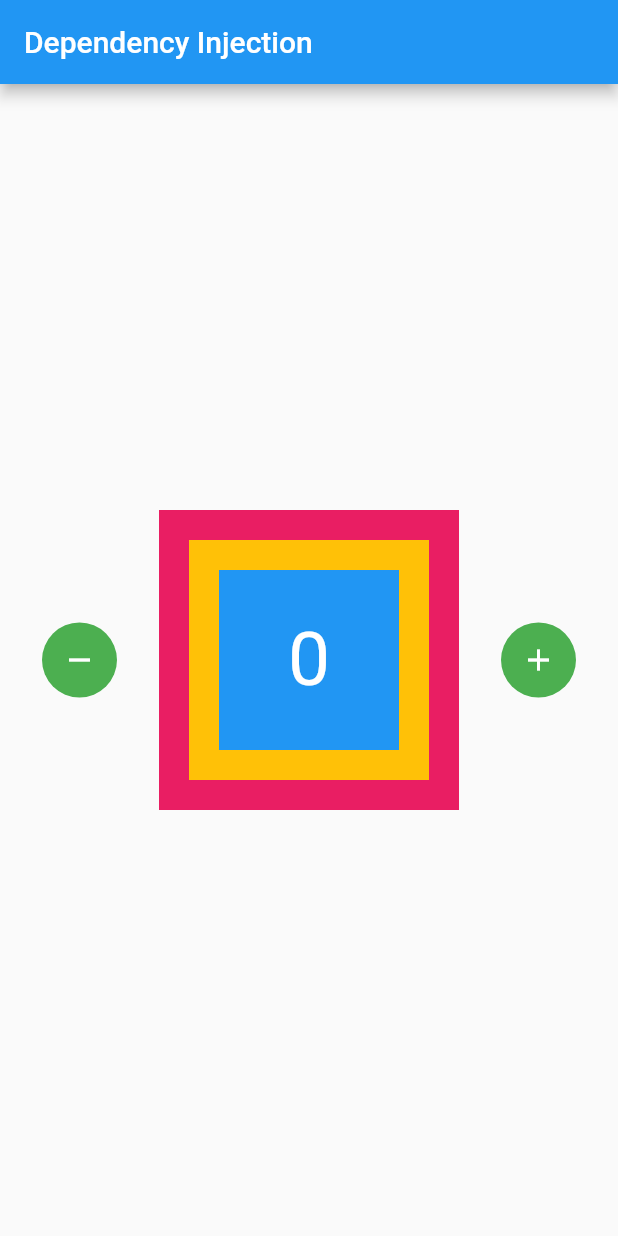
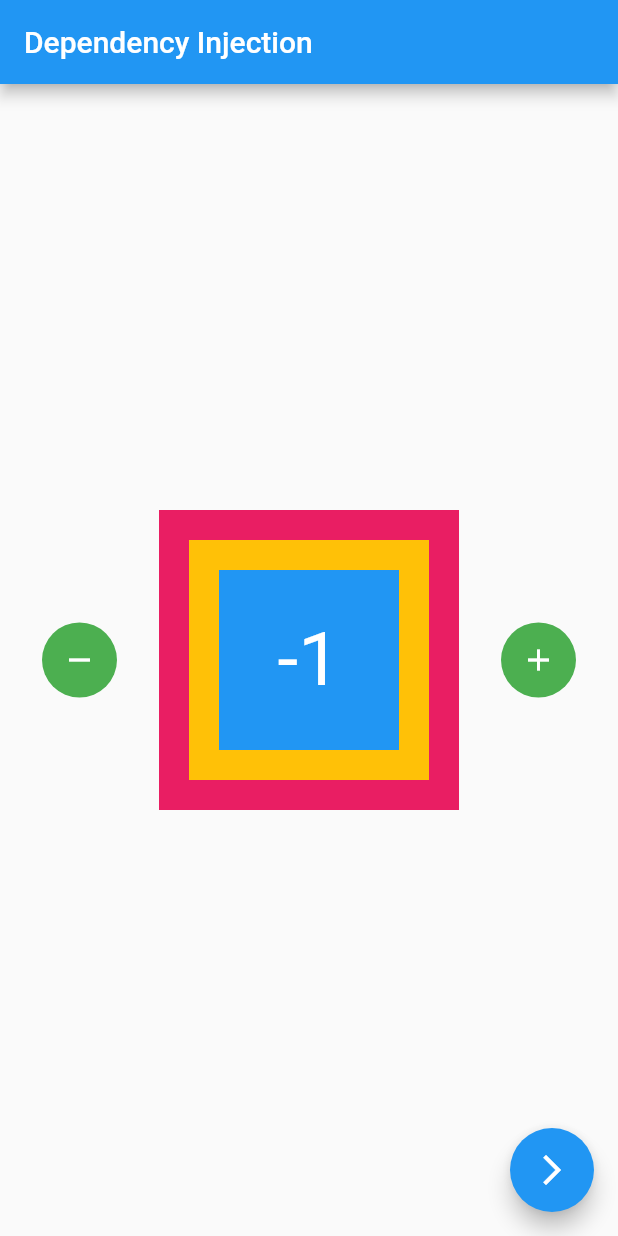
Before and after one commit to itsmhyne/mhybloc, a Flutter app: the screen it shows after launch, after a tap on the "remove" icon, on a phone screen of 412 x 824 dp. Run offline on Flutter 3.47's test engine with Material 2 defaults, Android fonts, the phone set to English and light mode, and no system bars; our stand-ins replace bloc, flutter_bloc.

Commit message:
update dependency injection and add bloc provider value

```diff
--- a/lib/bloc/counter_bloc.dart
+++ b/lib/bloc/counter_bloc.dart
@@ -8,11 +8,4 @@ class CounterBloc extends Cubit<int> {
   void increment() => emit(state + 1);
 
   void decrement() => emit(state - 1);
-
-  @override
-  void onChange(Change<int> change) {
-    // TODO: implement onChange
-    super.onChange(change);
-    // print(change);
-  }
 }
--- a/lib/main.dart
+++ b/lib/main.dart
@@ -17,12 +17,24 @@ void main() {
 class MyApp extends StatelessWidget {
   const MyApp({Key? key}) : super(key: key);
 
+// di di myapp
+  // @override
+  // Widget build(BuildContext context) {
+  //   return BlocProvider(
+  //     create: (context) => CounterBloc(),
+  //     child: MaterialApp(
+  //       home: DependencyInjectionPage(),
+  //     ),
+  //   );
+  // }
+
+  // di di scaffold
   @override
   Widget build(BuildContext context) {
-    return BlocProvider(
-      create: (context) => CounterBloc(),
-      child: MaterialApp(
-        home: DependencyInjectionPage(),
+    return MaterialApp(
+      home: BlocProvider(
+        create: (context) => CounterBloc(),
+        child: DependencyInjectionPage(),
       ),
     );
   }
--- a/lib/views/dependency_injection_page.dart
+++ b/lib/views/dependency_injection_page.dart
@@ -1,19 +1,43 @@
 import 'package:flutter/material.dart';
 import 'package:flutter/src/foundation/key.dart';
 import 'package:flutter/src/widgets/framework.dart';
+import 'package:flutter_bloc/flutter_bloc.dart';
 import 'package:mhybloc/bloc/counter_bloc.dart';
 import 'package:mhybloc/extract/container_merah.dart';
+import 'package:mhybloc/views/othre_page.dart';
 
 class DependencyInjectionPage extends StatelessWidget {
   // const DependencyInjectionPage({Key? key}) : super(key: key);
 
-  CounterBloc myCounter = CounterBloc();
-
   @override
   Widget build(BuildContext context) {
+    // CounterBloc myCounter = BlocProvider.of<CounterBloc>(context);
+    CounterBloc myCounter = context.read<CounterBloc>();
     return Scaffold(
       appBar: AppBar(
         title: const Text("Dependency Injection"),
+      ),
+      floatingActionButton: FloatingActionButton(
+        onPressed: () {
+          // jika di di my app
+          // Navigator.of(context).push(MaterialPageRoute(
+          //   builder: (context) => const OtherPage(),
+          // ));
+          // jika di di scaffold
+          Navigator.of(context).push(MaterialPageRoute(
+              builder: (context) => BlocProvider.value(
+                    value: myCounter,
+                    child: const OtherPage(),
+                  )
+
+              // tidak disarankan
+              // BlocProvider(
+              //   create: (context) => myCounter,
+              //   child: const OtherPage(),
+              // ),
+              ));
+        },
+        child: const Icon(Icons.arrow_forward_ios),
       ),
       body: Center(
         child: Row(
```
Also changed, not shown: lib/views/othre_page.dart (added, +45 -0 lines).
